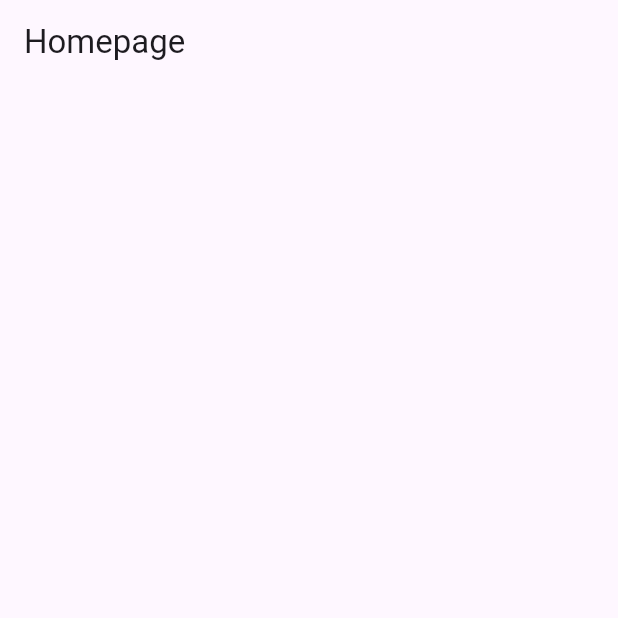
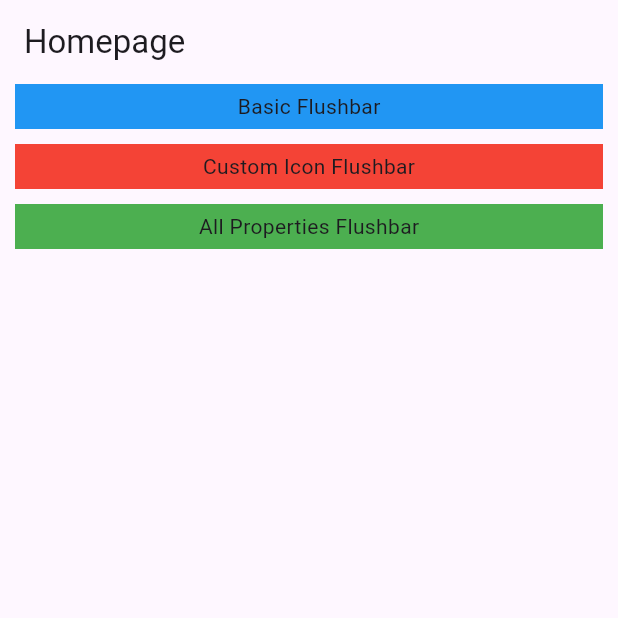
Before and after one commit to Geetika37/another_flush, a Flutter app: the screen it shows after launch, on a phone screen of 412 x 824 dp, the top half of it. Run offline on Flutter 3.47's test engine with Material 3 defaults, Android fonts, the phone set to English and light mode, and no system bars; our stand-ins replace another_flushbar, get.

Commit message:
another_flush

```diff
--- a/lib/homepage.dart
+++ b/lib/homepage.dart
@@ -1,4 +1,6 @@
+import 'package:another_flushbar/flushbar.dart';
 import 'package:flutter/material.dart';
+import 'package:get/get.dart';
 
 class Homepage extends StatelessWidget {
   const Homepage({super.key});
@@ -7,7 +9,120 @@ class Homepage extends StatelessWidget {
   Widget build(BuildContext context) {
     return Scaffold(
       appBar: AppBar(
-        title: Text('Homepage'),
+        title: const Text('Homepage'),
+      ),
+      body: Column(
+        children: [
+          // basic flushbar
+          _buildBasicFlushbar(),
+          const SizedBox(height: 10),
+          // flushbar with custom icon
+          _buildCustomIconFlushbar(),
+          const SizedBox(height: 10),
+          // flushbar with all properties
+          _buildAllPropertiesFlushbar(),
+        ],
+      ),
+    );
+  }
+
+  Widget _buildAllPropertiesFlushbar() {
+    return Padding(
+      padding: const EdgeInsets.only(left: 10, right: 10),
+      child: Container(
+        height: 30,
+        color: Colors.green,
+        child: InkWell(
+          onTap: () {
+            Flushbar(
+              title: 'Hello',
+              message: 'This is a flushbar',
+              titleColor: Colors.amber,
+              titleSize: 20,
+              messageColor: Colors.blue,
+              messageSize: 15,
+              duration: const Duration(seconds: 3),
+              leftBarIndicatorColor: Colors.amber,
+
+              // titleText: const Text('This is a title'),
+              // background gradient
+
+              // backgroundGradient: const LinearGradient(colors: [
+              //   Colors.blueGrey,
+              //   Colors.black,
+              // ]),
+
+              // box shadows
+
+              // boxShadows: [
+              //   BoxShadow(
+              //       color: Colors.blue.withOpacity(0.5),
+              //       offset: const Offset(0.0, 5.0),
+              //       blurRadius: 10.0)
+              // ],
+
+              // forwardAnimationCurve: Curves.fastEaseInToSlowEaseOut,
+              // reverseAnimationCurve: Curves.bounceInOut,
+              // flushbarStyle: FlushbarStyle.GROUNDED,
+              // flushbarPosition: FlushbarPosition.TOP, // default is bottom
+              // showProgressIndicator: true,
+              // backgroundColor: Colors.green,
+              mainButton: TextButton(
+                onPressed: () {
+                  Get.back();
+                },
+                child: const Text('Click me',
+                    style: TextStyle(color: Colors.white)),
+              ),
+            ).show(Get.context!);
+          },
+          child: const Center(
+            child: Text('All Properties Flushbar'),
+          ),
+        ),
+      ),
+    );
+  }
+
+  Widget _buildCustomIconFlushbar() {
+    return Padding(
+      padding: const EdgeInsets.only(left: 10, right: 10),
+      child: Container(
+        height: 30,
+        color: Colors.red,
+        child: InkWell(
+          onTap: () {
+            Flushbar(
+              title: 'Hello',
+              message: 'This is a flushbar',
+              duration: const Duration(seconds: 3),
+              icon: const Icon(Icons.info, color: Colors.white),
+            ).show(Get.context!);
+          },
+          child: const Center(child: Text('Custom Icon Flushbar')),
+        ),
+      ),
+    );
+  }
+
+  Widget _buildBasicFlushbar() {
+    return Padding(
+      padding: const EdgeInsets.only(left: 10, right: 10),
+      child: Container(
+        height: 30,
+        color: Colors.blue,
+        child: InkWell(
+          onTap: () {
+            Flushbar(
+              title: 'Hello',
+              message: 'This is a flushbar',
+              duration: const Duration(seconds: 3),
+            ).show(Get.context!);
+          },
+          child: const Center(
+            child: Text('Basic Flushbar'),
+          ),
+        ),
       ),
     );
   }
--- a/lib/main.dart
+++ b/lib/main.dart
@@ -1,5 +1,6 @@
 import 'package:example_anotherflush/homepage.dart';
 import 'package:flutter/material.dart';
+import 'package:get/get.dart';
 
 void main() {
   runApp(const MyApp());
@@ -11,7 +12,7 @@ class MyApp extends StatelessWidget {
   // This widget is the root of your application.
   @override
   Widget build(BuildContext context) {
-    return MaterialApp(
+    return GetMaterialApp(
       title: 'Flutter Demo',
       theme: ThemeData(
         // This is the theme of your application.
--- a/pubspec.yaml
+++ b/pubspec.yaml
@@ -36,6 +36,7 @@ dependencies:
   # Use with the CupertinoIcons class for iOS style icons.
   cupertino_icons: ^1.0.8
   another_flushbar: ^1.12.30
+  get: ^4.6.6
 
 dev_dependencies:
   flutter_test:
```
Also changed, not shown: pubspec.lock.
